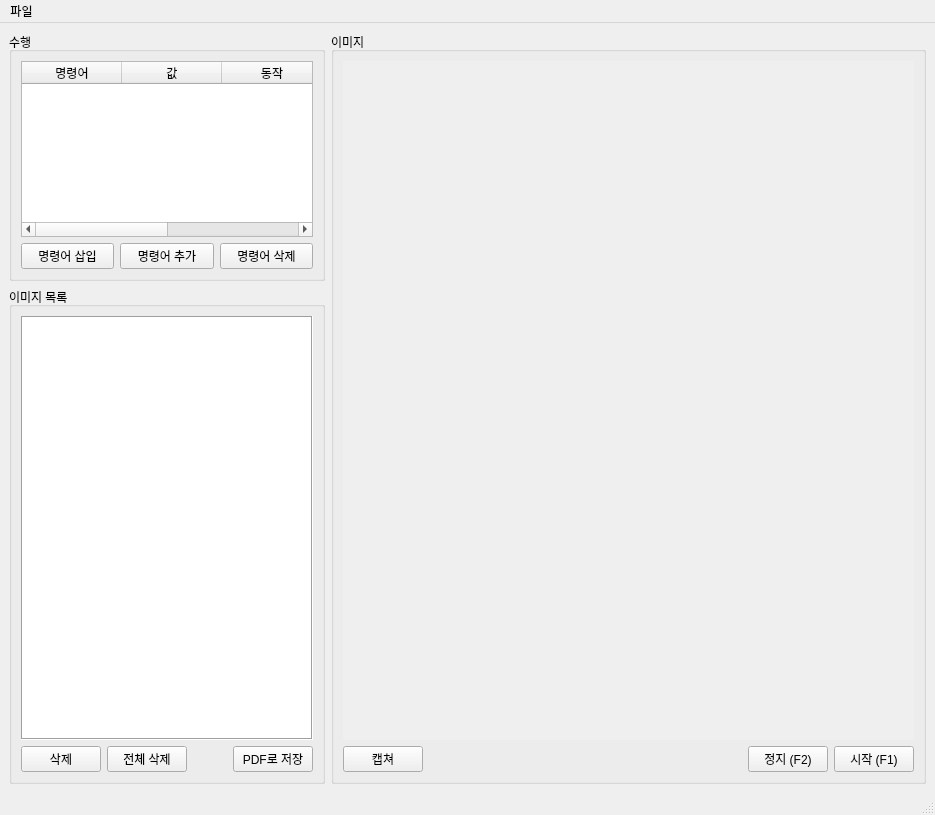
The window that ui/main_window.ui (gyuha/capture-macro2) describes before a commit, drawn with Qt 5.
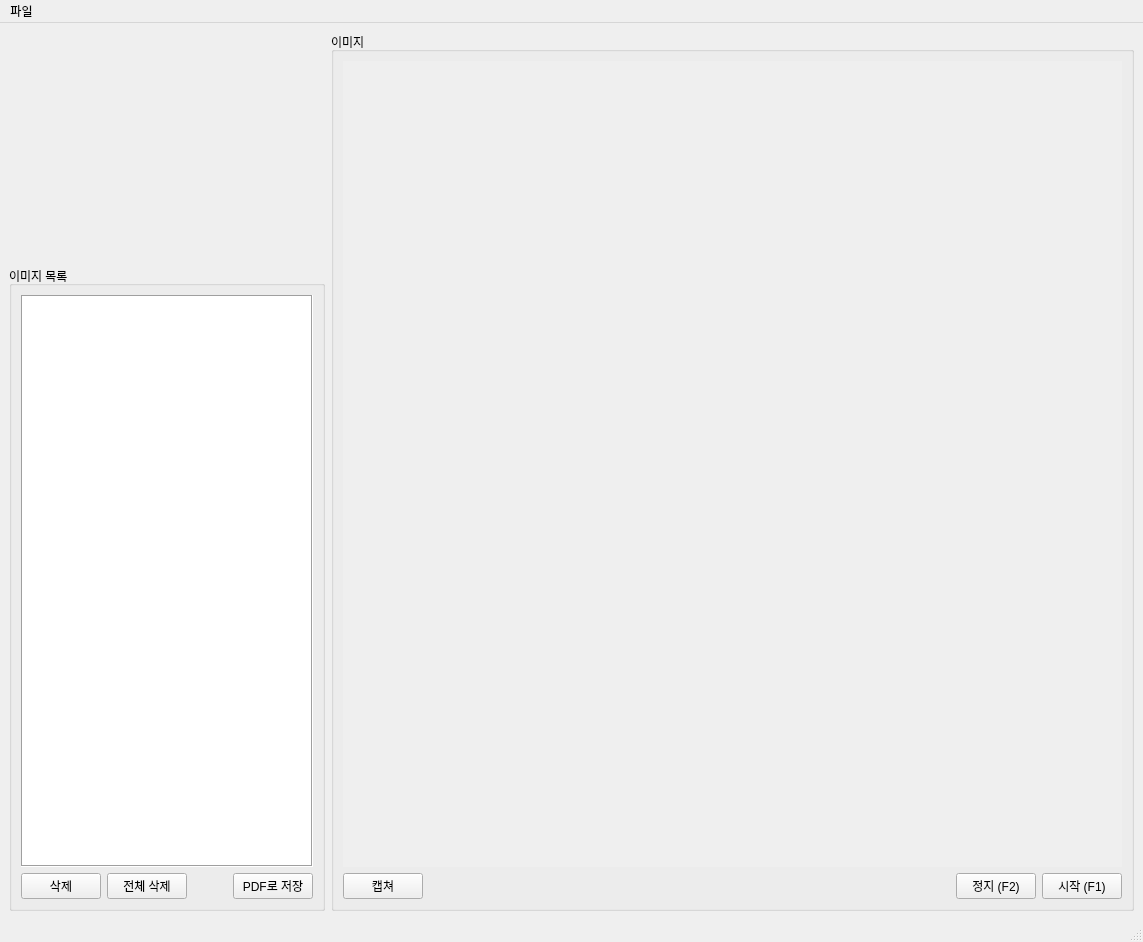
The same window after the commit.

Diff of the .ui file:
```diff
--- a/ui/main_window.ui
+++ b/ui/main_window.ui
@@ -6,8 +6,8 @@
    <rect>
     <x>0</x>
     <y>0</y>
-    <width>935</width>
-    <height>815</height>
+    <width>1143</width>
+    <height>942</height>
    </rect>
   </property>
   <property name="windowTitle">
@@ -16,84 +16,25 @@
   <widget class="QWidget" name="centralwidget">
    <layout class="QHBoxLayout" name="horizontalLayout_2" stretch="0,1">
     <item>
-     <layout class="QVBoxLayout" name="verticalLayout_5" stretch="1,2">
+     <layout class="QVBoxLayout" name="verticalLayout">
       <item>
-       <widget class="QGroupBox" name="groupBox">
-        <property name="title">
-         <string>수행</string>
+       <widget class="QWidget" name="pre_command_widget" native="true">
+        <property name="minimumSize">
+         <size>
+          <width>0</width>
+          <height>111</height>
+         </size>
         </property>
-        <layout class="QVBoxLayout" name="verticalLayout">
-         <item>
-          <widget class="QTableWidget" name="macroTable">
-           <property name="sizePolicy">
-            <sizepolicy hsizetype="Expanding" vsizetype="Expanding">
-             <horstretch>0</horstretch>
-             <verstretch>1</verstretch>
-            </sizepolicy>
-           </property>
-           <property name="font">
-            <font>
-             <weight>50</weight>
-             <bold>false</bold>
-            </font>
-           </property>
-           <property name="rowCount">
-            <number>0</number>
-           </property>
-           <attribute name="verticalHeaderVisible">
-            <bool>true</bool>
-           </attribute>
-           <attribute name="verticalHeaderHighlightSections">
-            <bool>true</bool>
-           </attribute>
-           <column>
-            <property name="text">
-             <string>명령어</string>
-            </property>
-           </column>
-           <column>
-            <property name="text">
-             <string>값</string>
-            </property>
-           </column>
-           <column>
-            <property name="text">
-             <string>동작</string>
-            </property>
-           </column>
-           <column>
-            <property name="text">
-             <string>동작2</string>
-            </property>
-           </column>
-          </widget>
-         </item>
-         <item>
-          <layout class="QHBoxLayout" name="horizontalLayout_4">
-           <item>
-            <widget class="QPushButton" name="btnConfigInsert">
-             <property name="text">
-              <string>명령어 삽입</string>
-             </property>
-            </widget>
-           </item>
-           <item>
-            <widget class="QPushButton" name="btnConfigAdd">
-             <property name="text">
-              <string>명령어 추가</string>
-             </property>
-            </widget>
-           </item>
-           <item>
-            <widget class="QPushButton" name="btnConfigRemove">
-             <property name="text">
-              <string>명령어 삭제</string>
-             </property>
-            </widget>
-           </item>
-          </layout>
-         </item>
-        </layout>
+       </widget>
+      </item>
+      <item>
+       <widget class="QWidget" name="command_widget" native="true">
+        <property name="minimumSize">
+         <size>
+          <width>0</width>
+          <height>111</height>
+         </size>
+        </property>
        </widget>
       </item>
       <item>
@@ -294,7 +235,7 @@
     <rect>
      <x>0</x>
      <y>0</y>
-     <width>935</width>
+     <width>1143</width>
      <height>24</height>
     </rect>
    </property>
```
